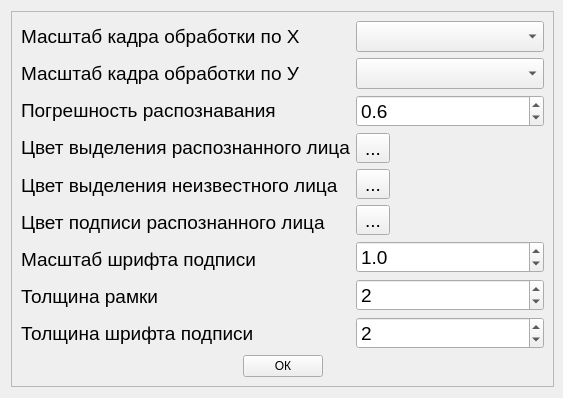
Before: the Qt Designer form src/ui/recognition_parameters_window.ui in tech-veteran71/Face-Recognition, drawn with Qt 5.
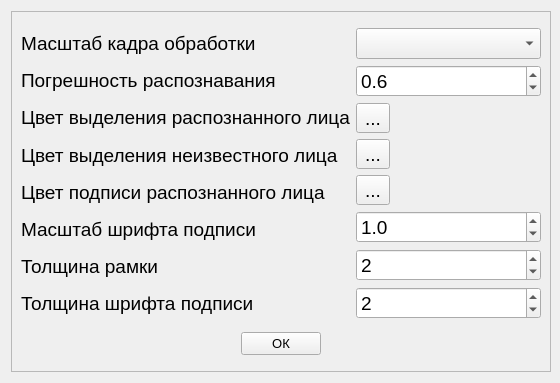
After: the same form once the commit is applied.

Commit message: added tooltips and window size fixed

```diff
--- a/src/ui/recognition_parameters_window.ui
+++ b/src/ui/recognition_parameters_window.ui
@@ -9,8 +9,8 @@
    <rect>
     <x>0</x>
     <y>0</y>
-    <width>563</width>
-    <height>382</height>
+    <width>560</width>
+    <height>383</height>
    </rect>
   </property>
   <property name="sizePolicy">
@@ -19,12 +19,29 @@
     <verstretch>0</verstretch>
    </sizepolicy>
   </property>
+  <property name="minimumSize">
+   <size>
+    <width>560</width>
+    <height>383</height>
+   </size>
+  </property>
   <property name="maximumSize">
    <size>
-    <width>16777215</width>
-    <height>16777215</height>
+    <width>560</width>
+    <height>383</height>
    </size>
   </property>
+  <property name="baseSize">
+   <size>
+    <width>560</width>
+    <height>383</height>
+   </size>
+  </property>
+  <property name="font">
+   <font>
+    <pointsize>10</pointsize>
+   </font>
+  </property>
   <property name="windowTitle">
    <string>Form</string>
   </property>
@@ -58,20 +75,11 @@
               <pointsize>14</pointsize>
              </font>
             </property>
-            <property name="text">
-             <string>Масштаб кадра обработки по X</string>
+            <property name="toolTip">
+             <string>&lt;html&gt;&lt;head/&gt;&lt;body&gt;&lt;p&gt;&lt;span style=&quot; font-family:'-apple-system','BlinkMacSystemFont','Segoe UI','Noto Sans','Helvetica','Arial','sans-serif','Apple Color Emoji','Segoe UI Emoji'; font-size:14px; color:#1f2328; background-color:#ffffff;&quot;&gt;Уменьшение размера обрабатываемого кадра. Увеличивается скорость обработки за счет уменьшения точности распознавания.&lt;/span&gt;&lt;/p&gt;&lt;/body&gt;&lt;/html&gt;</string>
             </property>
-           </widget>
-          </item>
-          <item>
-           <widget class="QLabel" name="scale_y_label">
-            <property name="font">
-             <font>
-              <pointsize>14</pointsize>
-             </font>
-            </property>
             <property name="text">
-             <string>Масштаб кадра обработки по У</string>
+             <string>Масштаб кадра обработки</string>
             </property>
            </widget>
           </item>
@@ -172,15 +180,6 @@
             </property>
            </widget>
           </item>
-          <item>
-           <widget class="QComboBox" name="scale_y_comboBox">
-            <property name="font">
-             <font>
-              <pointsize>14</pointsize>
-             </font>
-            </property>
-           </widget>
-          </item>
           <item>
            <widget class="QDoubleSpinBox" name="recog_error_doubleSpinBox">
             <property name="font">
```
Left out of the diff: 7 changed lines with no effect on the pictures. The commit also changes 1 other file.
